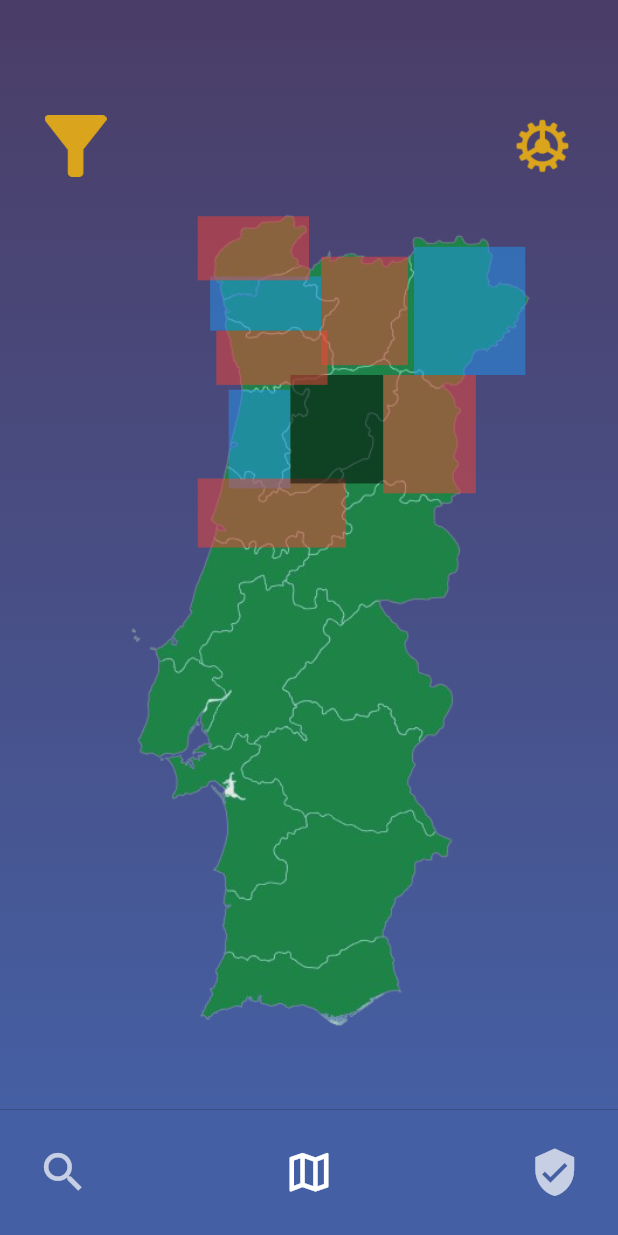
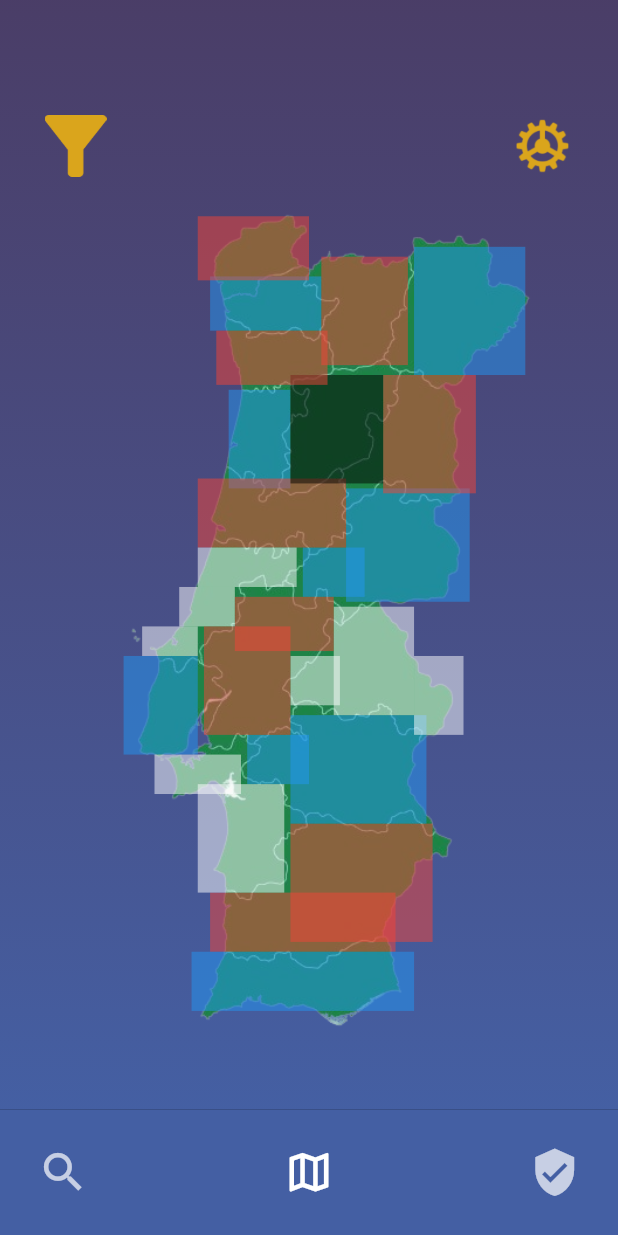
Before and after one commit to AndreSantos03/Y2S2-SoftwareEngineer, a Flutter app: the screen it shows after launch, on a phone screen of 412 x 824 dp. Run offline on Flutter 3.47's test engine with Material 2 defaults, Android fonts, the phone set to English and light mode, and no system bars; drawn by our look-alikes of google_nav_bar; our stand-ins replace google_fonts.

Commit message:
Added remaining districts hitbox
Looks OK in smaller device screen

```diff
--- a/app/lib/views/widgets/mapImage.dart
+++ b/app/lib/views/widgets/mapImage.dart
@@ -32,18 +32,45 @@ class MapImage extends StatelessWidget {
               // Hitboxes
               // Aveiro (id 1)
               MapHitbox(constraints: constraints, xRatio: 0.3, yRatio: 0.2, widthRatio: 0.1, heightRatio: 0.1, districtId: 1, opacity: opacity, color: Colors.blue),
+              // Beja (id 3)
+              MapHitbox(constraints: constraints, xRatio: 0.4, yRatio: 0.64, widthRatio: 0.23, heightRatio: 0.12, districtId: 3, opacity: opacity),
+              MapHitbox(constraints: constraints, xRatio: 0.27, yRatio: 0.71, widthRatio: 0.3, heightRatio: 0.06, districtId: 3, opacity: opacity),
               // Braga (id 4)
               MapHitbox(constraints: constraints, xRatio: 0.27, yRatio: 0.085, widthRatio: 0.18, heightRatio: 0.055, districtId: 4, opacity: opacity, color: Colors.blue),
               // Bragança (id 5)
               MapHitbox(constraints: constraints, xRatio: 0.6, yRatio: 0.055, widthRatio: 0.18, heightRatio: 0.13, districtId: 5, opacity: opacity, color: Colors.blue),
+              // Castelo Branco (id 6)
+              MapHitbox(constraints: constraints, xRatio: 0.49, yRatio: 0.3, widthRatio: 0.2, heightRatio: 0.115, districtId: 6, opacity: opacity, color: Colors.blue),
+              MapHitbox(constraints: constraints, xRatio: 0.42, yRatio: 0.36, widthRatio: 0.1, heightRatio: 0.05, districtId: 6, opacity: opacity, color: Colors.blue),
               // Coimbra (id 8)
               MapHitbox(constraints: constraints, xRatio: 0.25, yRatio: 0.29, widthRatio: 0.24, heightRatio: 0.07, districtId: 8, opacity: opacity),
+              // Faro (id 9)
+              MapHitbox(constraints: constraints, xRatio: 0.24, yRatio: 0.77, widthRatio: 0.36, heightRatio: 0.06, districtId: 9, opacity: opacity, color: Colors.blue),
+              // Évora (id 10)
+              MapHitbox(constraints: constraints, xRatio: 0.4, yRatio: 0.53, widthRatio: 0.22, heightRatio: 0.11, districtId: 10, opacity: opacity, color: Colors.blue),
+              MapHitbox(constraints: constraints, xRatio: 0.33, yRatio: 0.55, widthRatio: 0.1, heightRatio: 0.05, districtId: 10, opacity: opacity, color: Colors.blue),
               // Guarda (id 11)
               MapHitbox(constraints: constraints, xRatio: 0.55, yRatio: 0.185, widthRatio: 0.15, heightRatio: 0.12, districtId: 11, opacity: opacity),
+              // Portalegre (id 12)
+              MapHitbox(constraints: constraints, xRatio: 0.47, yRatio: 0.42, widthRatio: 0.13, heightRatio: 0.11, districtId: 12, opacity: opacity, color: Colors.white),
+              MapHitbox(constraints: constraints, xRatio: 0.6, yRatio: 0.47, widthRatio: 0.08, heightRatio: 0.08, districtId: 12, opacity: opacity, color: Colors.white),
+              MapHitbox(constraints: constraints, xRatio: 0.4, yRatio: 0.47, widthRatio: 0.08, heightRatio: 0.05, districtId: 12, opacity: opacity, color: Colors.white),
+              // Leiria (id 13)
+              MapHitbox(constraints: constraints, xRatio: 0.25, yRatio: 0.36, widthRatio: 0.16, heightRatio: 0.04, districtId: 13, opacity: opacity, color: Colors.white),
+              MapHitbox(constraints: constraints, xRatio: 0.22, yRatio: 0.4, widthRatio: 0.09, heightRatio: 0.04, districtId: 13, opacity: opacity, color: Colors.white),
+              MapHitbox(constraints: constraints, xRatio: 0.16, yRatio: 0.44, widthRatio: 0.09, heightRatio: 0.03, districtId: 13, opacity: opacity, color: Colors.white),
+              // Lisboa (id 14)
+              MapHitbox(constraints: constraints, xRatio: 0.13, yRatio: 0.47, widthRatio: 0.12, heightRatio: 0.1, districtId: 14, opacity: opacity, color: Colors.blue),
               // Viseu (id 16)
               MapHitbox(constraints: constraints, xRatio: 0.4, yRatio: 0.185, widthRatio: 0.15, heightRatio: 0.11, districtId: 16, opacity: opacity, color: Colors.black),
+              // Setubal (id 17)
+              MapHitbox(constraints: constraints, xRatio: 0.18, yRatio: 0.57, widthRatio: 0.14, heightRatio: 0.04, districtId: 17, opacity: opacity, color: Colors.white),
+              MapHitbox(constraints: constraints, xRatio: 0.25, yRatio: 0.6, widthRatio: 0.14, heightRatio: 0.11, districtId: 17, opacity: opacity, color: Colors.white),
               // Porto (id 18)
               MapHitbox(constraints: constraints, xRatio: 0.28, yRatio: 0.14, widthRatio: 0.18, heightRatio: 0.055, districtId: 18, opacity: opacity),
+              // Santarém (id 20)
+              MapHitbox(constraints: constraints, xRatio: 0.31, yRatio: 0.41, widthRatio: 0.16, heightRatio: 0.055, districtId: 20, opacity: opacity),
+              MapHitbox(constraints: constraints, xRatio: 0.26, yRatio: 0.44, widthRatio: 0.14, heightRatio: 0.11, districtId: 20, opacity: opacity),
               // Vila Real (id 21)
               MapHitbox(constraints: constraints, xRatio: 0.45, yRatio: 0.065, widthRatio: 0.14, heightRatio: 0.11, districtId: 21, opacity: opacity),
               // Viana do Castelo (id 22)
```
